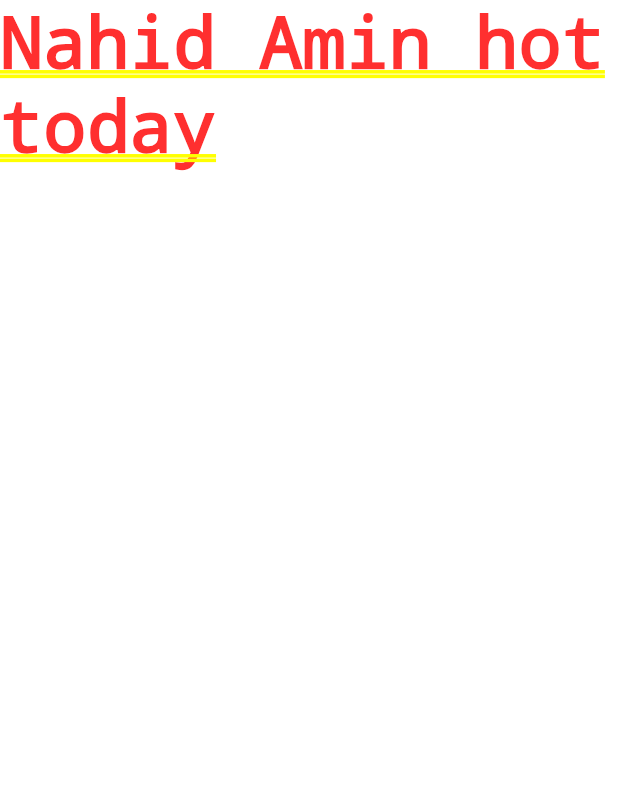
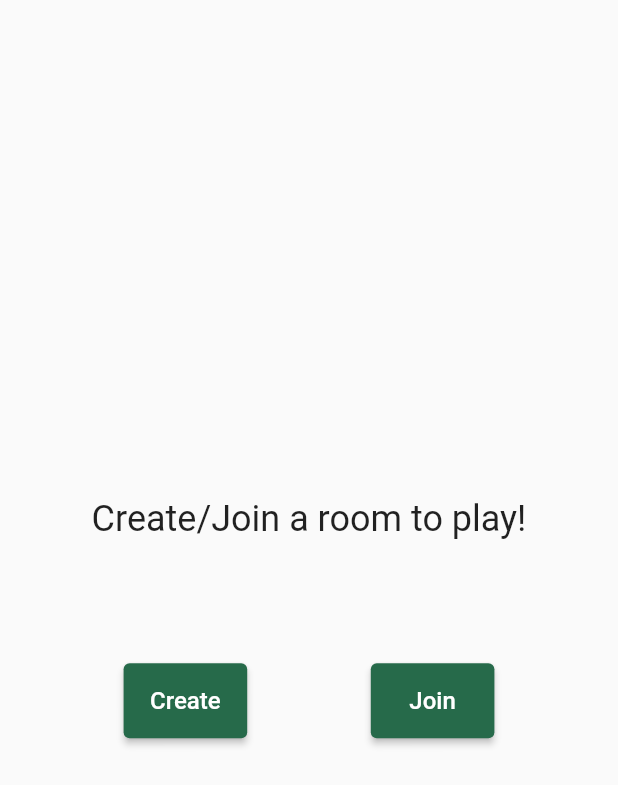
Before and after one commit to Nahid-web/typeracer_project, a Flutter app: the screen it shows after launch, on a phone screen of 412 x 824 dp. Shown: the top 785 px of the screen. Run offline on Flutter 3.47's test engine with Material 3 defaults, Android fonts, the phone set to English and light mode, and no system bars.

Commit message:
join & create room done

```diff
--- a/lib/main.dart
+++ b/lib/main.dart
@@ -1,4 +1,7 @@
 import 'package:flutter/material.dart';
+import 'package:typeracer_project/screens/create_room_screen.dart';
+import 'package:typeracer_project/screens/home_screen.dart';
+import 'package:typeracer_project/screens/join_room_screen.dart';
 
 void main() {
   runApp(const MyApp());
@@ -12,12 +15,17 @@
   Widget build(BuildContext context) {
     return MaterialApp(
       title: 'Typeracer Project',
+      debugShowCheckedModeBanner: false,
       theme: ThemeData(
-
-        // colorScheme: ColorScheme.fromSeed(seedColor: Colors.deepPurple),
-        // useMaterial3: true,
+        colorScheme: ColorScheme.fromSeed(seedColor: Colors.greenAccent),
+        useMaterial3: false,
       ),
-      home: const Text("Nahid Amin hot today"),
+      initialRoute: '/',
+      routes: {
+        '/': (context) => const HomeScreen(),
+        '/create-room': (context) => const CreateRoomScreen(),
+        '/join-room': (context) => const JoinRoomScreen(),
+      },
     );
   }
 }
--- a/lib/screens/home_screen.dart
+++ b/lib/screens/home_screen.dart
@@ -0,0 +1,47 @@
+import 'package:flutter/material.dart';
+import 'package:typeracer_project/widgets/custom_button.dart';
+
+class HomeScreen extends StatelessWidget {
+  const HomeScreen({super.key});
+
+  @override
+  Widget build(BuildContext context) {
+    final size = MediaQuery.of(context).size;
+    return Scaffold(
+      body: Center(
+        child: ConstrainedBox(
+          constraints: BoxConstraints(
+            maxWidth: 800,
+          ),
+          child: Column(
+            mainAxisAlignment: MainAxisAlignment.center,
+            children: [
+              Text(
+                'Create/Join a room to play!',
+                style: TextStyle(
+                  fontSize: 24,
+                ),
+              ),
+              SizedBox(
+                height: size.height * 0.1,
+              ),
+              Row(
+                mainAxisAlignment: MainAxisAlignment.spaceEvenly,
+                children: [
+                  CustomButton(
+                      text: 'Create',
+                      onTap: () => Navigator.pushNamed(context, '/create-room'),
+                      isHome: true),
+                  CustomButton(
+                      text: 'Join',
+                      onTap: () => Navigator.pushNamed(context, '/join-room'),
+                      isHome: true),
+                ],
+              )
+            ],
+          ),
+        ),
+      ),
+    );
+  }
+}
--- /dev/null
+++ b/lib/widgets/custom_button.dart
@@ -0,0 +1,28 @@
+import 'package:flutter/material.dart';
+
+class CustomButton extends StatelessWidget {
+  final String text;
+  final VoidCallback onTap;
+  final bool isHome;
+
+  const CustomButton(
+      {super.key,
+      required this.text,
+      required this.onTap,
+      this.isHome = false});
+
+  @override
+  Widget build(BuildContext context) {
+    final width = MediaQuery.of(context).size.width;
+    return ElevatedButton(
+      onPressed: onTap,
+      child: Text(
+        text,
+        style: const TextStyle(fontSize: 16, color: Colors.white),
+      ),
+      style: ElevatedButton.styleFrom(
+        minimumSize: Size(!isHome ? width : width / 5, 50),
+      ),
+    );
+  }
+}
```
Also changed, not shown: lib/screens/create_room_screen.dart (added, +59 -0 lines), lib/screens/join_room_screen.dart (added, +67 -0 lines), lib/widgets/custom_text_field.dart (added, +37 -0 lines).
